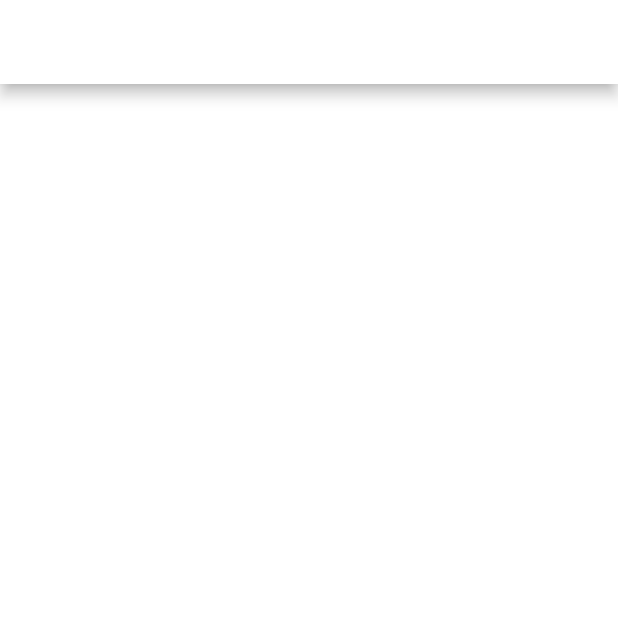
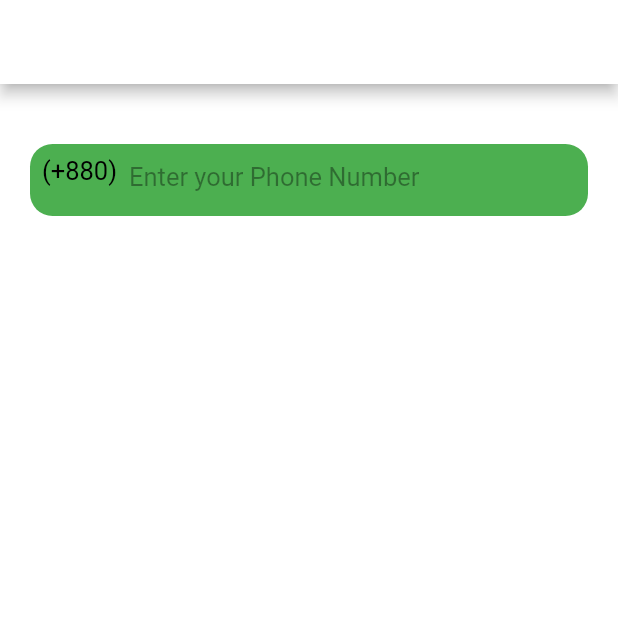
Before and after one commit to rakibur557/Firebase_with_Flutter, a Flutter app: the PhoneAuthPage screen opened directly, on a phone screen of 412 x 824 dp, the top half of it. Run offline on Flutter 3.47's test engine with Material 2 defaults, Android fonts, the phone set to English and light mode, and no system bars; our stand-ins replace animated_splash_screen, firebase_auth, firebase_core, flutter_zoom_drawer, google_sign_in, image_picker and 1 more; accounts and stored records are empty.

Commit message:
Update page auth

```diff
--- a/simple/lib/pages/phoneAuth.dart
+++ b/simple/lib/pages/phoneAuth.dart
@@ -22,11 +22,32 @@ class _PhoneAuthPageState extends State<PhoneAuthPage> {
         child: SingleChildScrollView(
           child: Column(
             children: [
-
+              SizedBox(height: 40,),
+              textfield(),
             ],
           ),
         ),
       ),
     );
   }
+  Widget textfield(){
+    return Container(
+      width: MediaQuery.of(context).size.width - 40,
+      decoration: BoxDecoration(
+        color: Colors.green,
+        borderRadius: BorderRadius.circular(15),
+      ),
+      child: TextFormField(
+        decoration: InputDecoration(
+          border: InputBorder.none,
+          hintText: "Enter your Phone Number",
+          hintStyle: TextStyle(color: Colors.black38, fontSize: 17),
+          prefixIcon: Padding(
+            padding: const EdgeInsets.all(8.0),
+            child: Text("(+880)", style: TextStyle(color: Colors.black, fontSize: 17,),
+          ),
+        ),
+      ),
+    ));
+  }
 }
```
